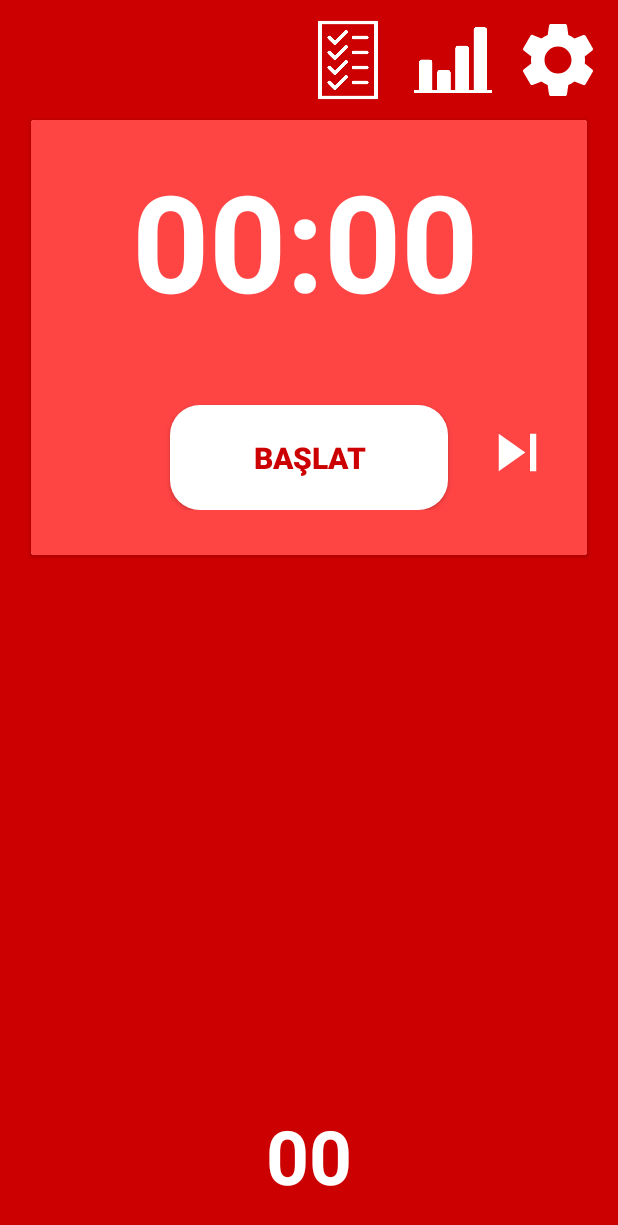
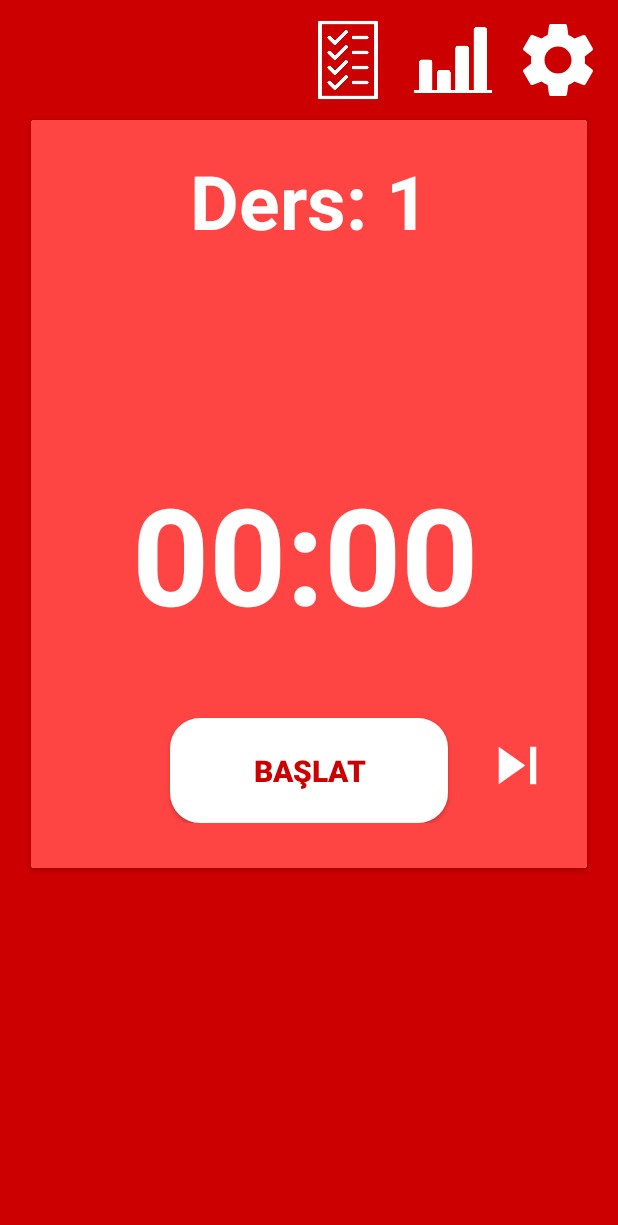
Before and after one commit to umutyigitcan/Pomodoro-Uygulamasi, an Android app: the screen it shows after launch (MainActivity), on a phone screen of 412 x 824 dp. Shown: the top 1225 px of the screen. Run offline under Robolectric (Android 15) with nearby library versions, the phone set to English and light mode, and no system bars.

```diff
--- /dev/null
+++ b/app/src/main/res/drawable/baseline_add_24.xml
@@ -0,0 +1,5 @@
+<vector android:height="24dp" android:tint="#FFFFFF"
+    android:viewportHeight="24" android:viewportWidth="24"
+    android:width="24dp" xmlns:android="http://schemas.android.com/apk/res/android">
+    <path android:fillColor="@android:color/white" android:pathData="M19,13h-6v6h-2v-6H5v-2h6V5h2v6h6v2z"/>
+</vector>
--- /dev/null
+++ b/app/src/main/res/drawable/baseline_more_vert_24.xml
@@ -0,0 +1,5 @@
+<vector android:height="24dp" android:tint="#FFFFFF"
+    android:viewportHeight="24" android:viewportWidth="24"
+    android:width="24dp" xmlns:android="http://schemas.android.com/apk/res/android">
+    <path android:fillColor="@android:color/white" android:pathData="M12,8c1.1,0 2,-0.9 2,-2s-0.9,-2 -2,-2 -2,0.9 -2,2 0.9,2 2,2zM12,10c-1.1,0 -2,0.9 -2,2s0.9,2 2,2 2,-0.9 2,-2 -0.9,-2 -2,-2zM12,16c-1.1,0 -2,0.9 -2,2s0.9,2 2,2 2,-0.9 2,-2 -0.9,-2 -2,-2z"/>
+</vector>
--- a/app/src/main/res/layout/fragment_pomodoro_ekrani.xml
+++ b/app/src/main/res/layout/fragment_pomodoro_ekrani.xml
@@ -55,6 +55,44 @@
             android:layout_height="match_parent"
             android:background="@color/onkirmizi"
             android:paddingBottom="30dp">
+            <TextView
+                android:layout_width="wrap_content"
+                android:layout_height="wrap_content"
+                android:text="Ders: 1"
+                app:layout_constraintStart_toStartOf="parent"
+                app:layout_constraintEnd_toEndOf="parent"
+                app:layout_constraintTop_toTopOf="parent"
+                android:layout_marginTop="20dp"
+                android:textSize="50dp"
+                android:textStyle="bold"
+                android:id="@+id/dersno"
+                android:textColor="@color/white"/>
+            <TextView
+                android:layout_width="wrap_content"
+                android:layout_height="wrap_content"
+                android:visibility="invisible"
+                android:text="Ders Süresi:"
+                app:layout_constraintStart_toStartOf="parent"
+                app:layout_constraintTop_toBottomOf="@id/dersno"
+                android:layout_marginTop="20dp"
+                android:textSize="30dp"
+                android:layout_marginLeft="20dp"
+                android:textStyle="bold"
+                android:id="@+id/pomodorosuresitasarim"
+                android:textColor="@color/white"/>
+            <TextView
+                android:layout_width="wrap_content"
+                android:layout_height="wrap_content"
+                android:visibility="invisible"
+                android:text="Mola Süresi:"
+                app:layout_constraintStart_toStartOf="parent"
+                app:layout_constraintTop_toBottomOf="@id/pomodorosuresitasarim"
+                android:layout_marginTop="20dp"
+                android:layout_marginLeft="20dp"
+                android:textSize="30dp"
+                android:textStyle="bold"
+                android:id="@+id/molasuresitasarim"
+                android:textColor="@color/white"/>
 
             <Chronometer
                 android:id="@+id/kronometre"
@@ -68,7 +106,7 @@
                 android:textStyle="bold"
                 app:layout_constraintStart_toStartOf="parent"
                 app:layout_constraintEnd_toEndOf="parent"
-                app:layout_constraintTop_toTopOf="parent"/>
+                app:layout_constraintTop_toBottomOf="@id/molasuresitasarim"/>
 
 
 
@@ -126,6 +164,7 @@
         app:layout_constraintBottom_toBottomOf="parent"
         android:text="00"
         android:textSize="50dp"
+        android:visibility="invisible"
         android:layout_marginBottom="20dp"
         android:textColor="@color/white"
         android:textStyle="bold"
@@ -135,4 +174,6 @@
 
 
 
+
+
 </androidx.constraintlayout.widget.ConstraintLayout>
--- a/app/src/main/res/navigation/nav.xml
+++ b/app/src/main/res/navigation/nav.xml
@@ -13,6 +13,9 @@
         <action
             android:id="@+id/action_pomodoroEkrani_to_pomodoroSureAyarlamaEkrani"
             app:destination="@id/pomodoroSureAyarlamaEkrani" />
+        <action
+            android:id="@+id/action_pomodoroEkrani_to_gorevlerEkrani"
+            app:destination="@id/gorevlerEkrani" />
     </fragment>
     <fragment
         android:id="@+id/pomodoroSureAyarlamaEkrani"
@@ -23,4 +26,13 @@
             android:id="@+id/action_pomodoroSureAyarlamaEkrani_to_pomodoroEkrani"
             app:destination="@id/pomodoroEkrani" />
     </fragment>
+    <fragment
+        android:id="@+id/gorevlerEkrani"
+        android:name="com.example.pomodoro.GorevlerEkrani"
+        android:label="fragment_gorevler_ekrani"
+        tools:layout="@layout/fragment_gorevler_ekrani" >
+        <action
+            android:id="@+id/action_gorevlerEkrani_to_pomodoroEkrani"
+            app:destination="@id/pomodoroEkrani" />
+    </fragment>
 </navigation>
```
Also changed, not shown: app/src/main/java/com/example/pomodoro/GorevlerEkrani.kt (added, +47 -0 lines), app/src/main/java/com/example/pomodoro/PomodoroEkrani.kt (+29 -8 lines), app/src/main/java/com/example/pomodoro/PomodoroSureAyarlamaEkrani.kt (+9 -3 lines), app/src/main/res/layout/alert_tasarim.xml (added, +16 -0 lines), app/src/main/res/layout/fragment_gorevler_ekrani.xml (added, +54 -0 lines), app/src/main/res/layout/fragment_pomodoro_sure_ayarlama_ekrani.xml (+9 -2 lines), app/src/main/res/layout/thingstodocardview.xml (added, +46 -0 lines), app/src/main/res/drawable/pomodoroimg.png (added).
